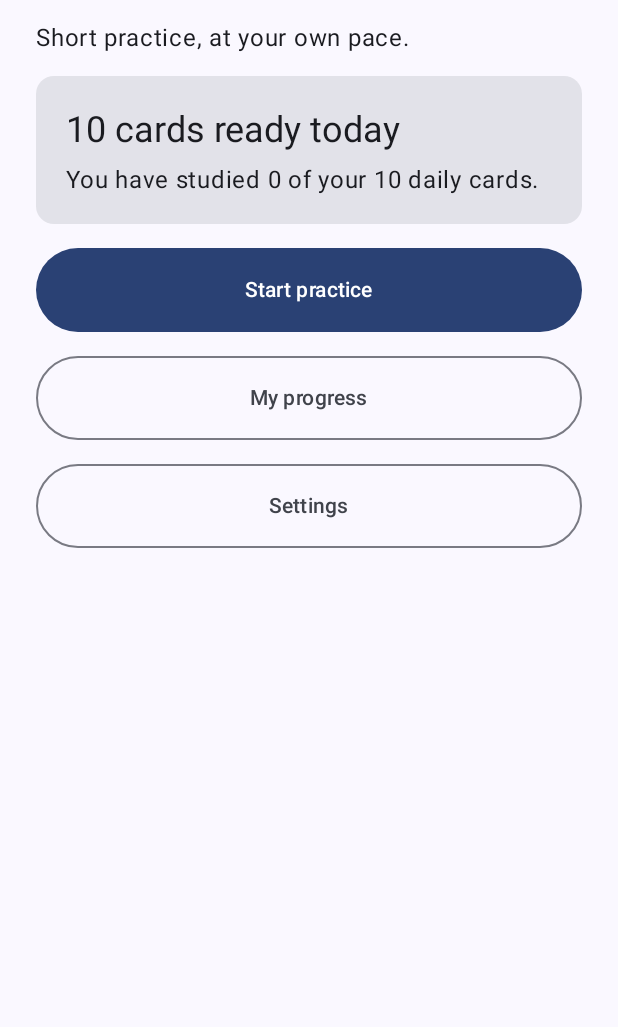
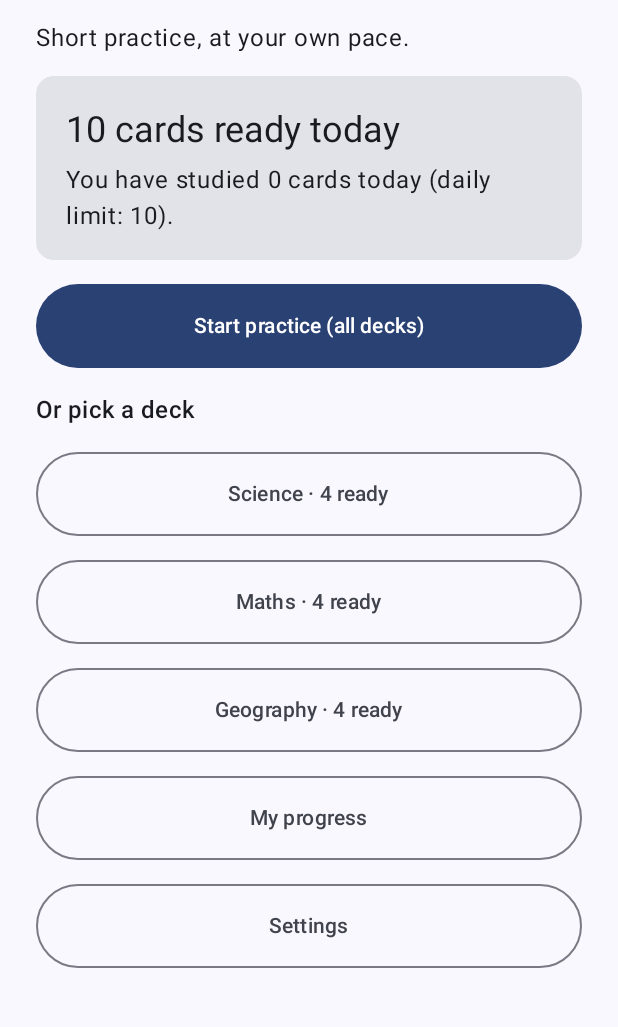
Before and after one commit to BhoneKhantKyaw04/Recall, an Android app built with Jetpack Compose: the screen it shows after launch (MainActivity), on a phone screen of 412 x 824 dp, the part 102-1129 px from its top. Run offline under Robolectric (Android 15) with nearby library versions, the phone set to English and light mode, and no system bars; our stand-ins replace Room's generated code.

Commit message:
Let students pick a deck to practise

```diff
--- a/app/src/main/java/com/example/recall/data/Daos.kt
+++ b/app/src/main/java/com/example/recall/data/Daos.kt
@@ -32,6 +32,12 @@ interface FlashcardDao {
 
     @Query("SELECT question FROM flashcards")
     suspend fun allQuestions(): List<String>
+
+    @Query("SELECT * FROM flashcards WHERE deck = :deck AND nextReviewDay <= :today ORDER BY box, id LIMIT :limit")
+    suspend fun getDueCardsForDeck(deck: String, today: Long, limit: Int): List<Flashcard>
+
+    @Query("SELECT deck, COUNT(*) AS dueCount FROM flashcards WHERE nextReviewDay <= :today GROUP BY deck")
+    fun observeDueByDeck(today: Long): Flow<List<DeckCount>>
 }
 
 
--- a/app/src/main/java/com/example/recall/data/Entities.kt
+++ b/app/src/main/java/com/example/recall/data/Entities.kt
@@ -21,3 +21,5 @@ data class DailyStat(
     val cardsStudied: Int = 0,
     val correct: Int = 0
 )
+
+data class DeckCount(val deck: String, val dueCount: Int)
--- a/app/src/main/java/com/example/recall/ui/HomeScreen.kt
+++ b/app/src/main/java/com/example/recall/ui/HomeScreen.kt
@@ -6,6 +6,8 @@ import androidx.compose.foundation.layout.fillMaxSize
 import androidx.compose.foundation.layout.fillMaxWidth
 import androidx.compose.foundation.layout.heightIn
 import androidx.compose.foundation.layout.padding
+import androidx.compose.foundation.rememberScrollState
+import androidx.compose.foundation.verticalScroll
 import androidx.compose.material3.Button
 import androidx.compose.material3.Card
 import androidx.compose.material3.MaterialTheme
@@ -18,10 +20,13 @@ import androidx.compose.runtime.getValue
 import androidx.compose.ui.Modifier
 import androidx.compose.ui.unit.dp
 
+private val deckNames = listOf("Science", "Maths", "Geography")
+
 @Composable
 fun HomeScreen(
     viewModel: HomeViewModel,
     onStudy: () -> Unit,
+    onStudyDeck: (String) -> Unit,
     onStats: () -> Unit,
     onSettings: () -> Unit
 ) {
@@ -30,7 +35,11 @@ fun HomeScreen(
 
     Scaffold { padding ->
         Column(
-            modifier = Modifier.fillMaxSize().padding(padding).padding(24.dp),
+            modifier = Modifier
+                .fillMaxSize()
+                .padding(padding)
+                .verticalScroll(rememberScrollState())
+                .padding(24.dp),
             verticalArrangement = Arrangement.spacedBy(16.dp)
         ) {
             Text("Recall", style = MaterialTheme.typography.displaySmall)
@@ -38,17 +47,39 @@ fun HomeScreen(
 
             Card(modifier = Modifier.fillMaxWidth()) {
                 Column(modifier = Modifier.padding(20.dp), verticalArrangement = Arrangement.spacedBy(8.dp)) {
-                    Text("${state.toStudy} cards ready today", style = MaterialTheme.typography.headlineSmall)
-                    Text(
-                        "You have studied ${state.studiedToday} of your ${state.dailyLimit} daily cards.",
-                        style = MaterialTheme.typography.bodyLarge
-                    )
+                    if (state.remaining == 0) {
+                        Text("All done for today!", style = MaterialTheme.typography.headlineSmall)
+                        Text(
+                            "You studied ${state.studiedToday} cards. Great work! " +
+                                    "Come back tomorrow, or raise the daily limit in Settings.",
+                            style = MaterialTheme.typography.bodyLarge
+                        )
+                    } else {
+                        Text("${state.toStudy} cards ready today", style = MaterialTheme.typography.headlineSmall)
+                        Text(
+                            "You have studied ${state.studiedToday} cards today (daily limit: ${state.dailyLimit}).",
+                            style = MaterialTheme.typography.bodyLarge
+                        )
+                    }
                 }
             }
 
             Button(onClick = onStudy, enabled = state.toStudy > 0, modifier = buttonModifier) {
-                Text("Start practice")
+                Text("Start practice (all decks)")
             }
+
+            Text("Or pick a deck", style = MaterialTheme.typography.titleMedium)
+            deckNames.forEach { deck ->
+                val ready = state.dueByDeck[deck] ?: 0
+                OutlinedButton(
+                    onClick = { onStudyDeck(deck) },
+                    enabled = ready > 0 && state.remaining > 0,
+                    modifier = buttonModifier
+                ) {
+                    Text("$deck · $ready ready")
+                }
+            }
+
             OutlinedButton(onClick = onStats, modifier = buttonModifier) { Text("My progress") }
             OutlinedButton(onClick = onSettings, modifier = buttonModifier) { Text("Settings") }
         }
--- a/app/src/main/java/com/example/recall/ui/HomeViewModel.kt
+++ b/app/src/main/java/com/example/recall/ui/HomeViewModel.kt
@@ -13,7 +13,8 @@ import kotlinx.coroutines.flow.stateIn
 data class HomeUiState(
     val dueCount: Int = 0,
     val studiedToday: Int = 0,
-    val dailyLimit: Int = 10
+    val dailyLimit: Int = 10,
+    val dueByDeck: Map<String, Int> = emptyMap()
 ) {
     val remaining: Int get() = maxOf(0, dailyLimit - studiedToday)
     val toStudy: Int get() = minOf(dueCount, remaining)
@@ -28,8 +29,14 @@ class HomeViewModel(
     val uiState: StateFlow<HomeUiState> = combine(
         repository.dueCount(today),
         repository.statsForDay(today),
-        settingsRepository.settings
-    ) { due, stat, settings ->
-        HomeUiState(due, stat?.cardsStudied ?: 0, settings.dailyLimit)
+        settingsRepository.settings,
+        repository.dueByDeck(today)
+    ) { due, stat, settings, decks ->
+        HomeUiState(
+            dueCount = due,
+            studiedToday = stat?.cardsStudied ?: 0,
+            dailyLimit = settings.dailyLimit,
+            dueByDeck = decks.associate { it.deck to it.dueCount }
+        )
     }.stateIn(viewModelScope, SharingStarted.WhileSubscribed(5000), HomeUiState())
 }
--- a/app/src/main/java/com/example/recall/ui/RecallApp.kt
+++ b/app/src/main/java/com/example/recall/ui/RecallApp.kt
@@ -1,5 +1,6 @@
 package com.example.recall.ui
 
+import android.net.Uri
 import androidx.compose.foundation.layout.Arrangement
 import androidx.compose.foundation.layout.Column
 import androidx.compose.foundation.layout.fillMaxSize
@@ -19,9 +20,11 @@ import androidx.compose.ui.platform.LocalDensity
 import androidx.compose.ui.unit.Density
 import androidx.compose.ui.unit.dp
 import androidx.lifecycle.viewmodel.compose.viewModel
+import androidx.navigation.NavType
 import androidx.navigation.compose.NavHost
 import androidx.navigation.compose.composable
 import androidx.navigation.compose.rememberNavController
+import androidx.navigation.navArgument
 import com.example.recall.AppContainer
 
 object Routes {
@@ -29,6 +32,9 @@ object Routes {
     const val STUDY = "study"
     const val STATS = "stats"
     const val SETTINGS = "settings"
+
+    // "study" practises everything, "study?deck=Science" practises one deck
+    fun studyDeck(deck: String) = "$STUDY?deck=${Uri.encode(deck)}"
 }
 
 @Composable
@@ -47,13 +53,24 @@ fun RecallApp(container: AppContainer) {
                 HomeScreen(
                     viewModel = viewModel(factory = factory),
                     onStudy = { navController.navigate(Routes.STUDY) },
+                    onStudyDeck = { deck -> navController.navigate(Routes.studyDeck(deck)) },
                     onStats = { navController.navigate(Routes.STATS) },
                     onSettings = { navController.navigate(Routes.SETTINGS) }
                 )
             }
-            composable(Routes.STUDY) {
+            composable(
+                route = "${Routes.STUDY}?deck={deck}",
+                arguments = listOf(
+                    navArgument("deck") {
+                        type = NavType.StringType
+                        nullable = true
+                        defaultValue = null
+                    }
+                )
+            ) { entry ->
+                val deck = entry.arguments?.getString("deck")
                 StudyScreen(
-                    viewModel = viewModel(factory = factory),
+                    viewModel = viewModel(factory = remember(deck) { StudyViewModelFactory(container, deck) }),
                     soundOn = settings.soundOn,
                     onBack = { navController.popBackStack() }
                 )
--- a/app/src/main/java/com/example/recall/ui/StudyViewModel.kt
+++ b/app/src/main/java/com/example/recall/ui/StudyViewModel.kt
@@ -25,7 +25,8 @@ data class StudyUiState(
 
 class StudyViewModel(
     private val repository: RecallRepository,
-    private val settingsRepository: SettingsRepository
+    private val settingsRepository: SettingsRepository,
+    private val deck: String?
 ) : ViewModel() {
 
     private val today = Scheduler.currentDay()
@@ -43,7 +44,7 @@ class StudyViewModel(
         val limit = settingsRepository.settings.value.dailyLimit
         val studiedToday = repository.statsForDay(today).first()?.cardsStudied ?: 0
         val remaining = maxOf(0, limit - studiedToday)
-        queue = repository.getDueCards(today, remaining)
+        queue = repository.getDueCards(today, remaining, deck)
         index = 0
         _uiState.value = StudyUiState(
             loading = false,
```
Also changed, not shown: app/src/main/java/com/example/recall/data/RecallRepository.kt (+5 -2 lines), app/src/main/java/com/example/recall/ui/RecallViewModelFactory.kt (+10 -2 lines).
